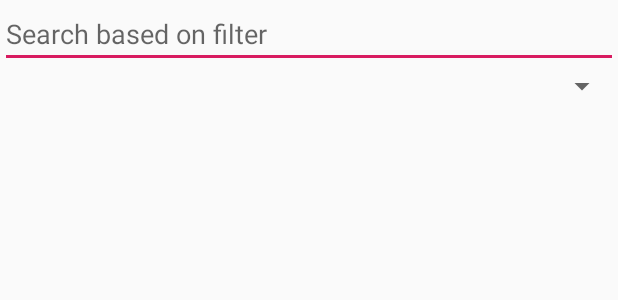
After one commit to VivekV95/Bitters, an Android app: the layout fragment_filter.xml on its own in the app's theme, with its tools: preview values and no code run, on a phone screen of 412 x 824 dp. The commit adds this screen. Shown: the top 300 px of the screen. Run offline under Robolectric (Android 15) with nearby library versions, the phone set to English and light mode, and no system bars.

Commit message:
Added searching by name functionality

```diff
--- a/app/src/main/java/com/vivekvishwanath/bitters/mvvm/CocktailViewModel.java
+++ b/app/src/main/java/com/vivekvishwanath/bitters/mvvm/CocktailViewModel.java
@@ -14,6 +14,7 @@ public class CocktailViewModel extends ViewModel {
     private MutableLiveData<ArrayList<Cocktail>> favoriteCocktails;
     private MutableLiveData<Cocktail> randomCocktail;
     private MutableLiveData<ArrayList<Cocktail>> customCocktails;
+    private MutableLiveData<ArrayList<Cocktail>> cocktailsByName;
     private CocktailRepository repository;
 
     public void loadData(Context context, FirebaseUser user) {
@@ -39,4 +40,9 @@ public class CocktailViewModel extends ViewModel {
     public MutableLiveData<Cocktail> getRandomCocktail() {
         return randomCocktail;
     }
+
+    public MutableLiveData<ArrayList<Cocktail>> getCocktailsByName(String name) {
+        cocktailsByName = repository.getCocktailsByName(name);
+        return cocktailsByName;
+    }
 }
--- /dev/null
+++ b/app/src/main/res/layout/fragment_filter.xml
@@ -0,0 +1,38 @@
+<?xml version="1.0" encoding="utf-8"?>
+<FrameLayout xmlns:android="http://schemas.android.com/apk/res/android"
+    xmlns:tools="http://schemas.android.com/tools"
+    android:layout_width="match_parent"
+    android:layout_height="match_parent"
+    xmlns:app="http://schemas.android.com/apk/res-auto"
+    tools:context=".views.FilterFragment">
+
+    <android.support.constraint.ConstraintLayout
+        android:layout_width="match_parent"
+        android:layout_height="match_parent">
+
+       <EditText
+           android:id="@+id/search_bar"
+           android:layout_width="match_parent"
+           android:layout_height="wrap_content"
+           android:hint="Search based on filter"
+           app:layout_constraintTop_toTopOf="parent"/>
+
+        <android.support.v7.widget.AppCompatSpinner
+            android:id="@+id/filter_options"
+            android:layout_width="wrap_content"
+            android:layout_height="wrap_content"
+            app:layout_constraintRight_toRightOf="parent"
+            app:layout_constraintTop_toBottomOf="@id/search_bar">
+        </android.support.v7.widget.AppCompatSpinner>
+
+        <android.support.v7.widget.RecyclerView
+            android:id="@+id/recycler_view_filter"
+            android:layout_width="match_parent"
+            android:layout_height="0dp"
+            app:layout_constraintTop_toBottomOf="@id/filter_options"
+            app:layout_constraintBottom_toBottomOf="parent">
+        </android.support.v7.widget.RecyclerView>
+
+    </android.support.constraint.ConstraintLayout>
+
+</FrameLayout>
```
Also changed, not shown: app/src/main/java/com/vivekvishwanath/bitters/mvvm/CocktailRepository.java (+12 -0 lines), app/src/main/java/com/vivekvishwanath/bitters/views/FilterFragment.java (added, +114 -0 lines), app/src/main/java/com/vivekvishwanath/bitters/views/MainActivity.java (+16 -3 lines), app/src/main/res/values/strings.xml (+6 -2 lines).
